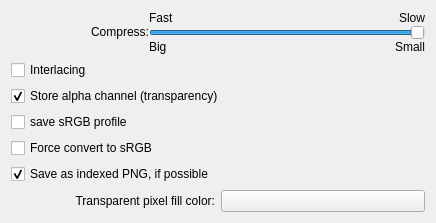
First picture: the form in krita/plugins/formats/png/kis_wdg_options_png.ui, repository KDE/krita, before the edit.
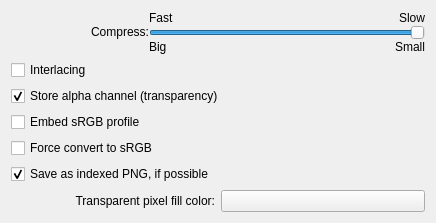
Second picture: the form after the edit. Custom widgets are drawn as their Qt base class.

```diff
--- a/krita/plugins/formats/png/kis_wdg_options_png.ui
+++ b/krita/plugins/formats/png/kis_wdg_options_png.ui
@@ -204,7 +204,7 @@
       <string>&lt;html&gt;&lt;head/&gt;&lt;body&gt;&lt;p&gt;&lt;span style=&quot; font-weight:600;&quot;&gt;PNG&lt;/span&gt; files have &lt;span style=&quot; font-style:italic;&quot;&gt;two&lt;/span&gt; options to save &lt;span style=&quot; font-weight:600;&quot;&gt;sRGB&lt;/span&gt; information: as a tag or as an explicit profile. For use with in websites, &lt;span style=&quot; font-style:italic;&quot;&gt;disable&lt;/span&gt; this option. For interchange with other applications, &lt;span style=&quot; font-style:italic;&quot;&gt;enable&lt;/span&gt; this option.&lt;/p&gt;&lt;/body&gt;&lt;/html&gt;</string>
      </property>
      <property name="text">
-      <string>save sRGB profile</string>
+      <string>Embed sRGB profile</string>
      </property>
     </widget>
    </item>
```
